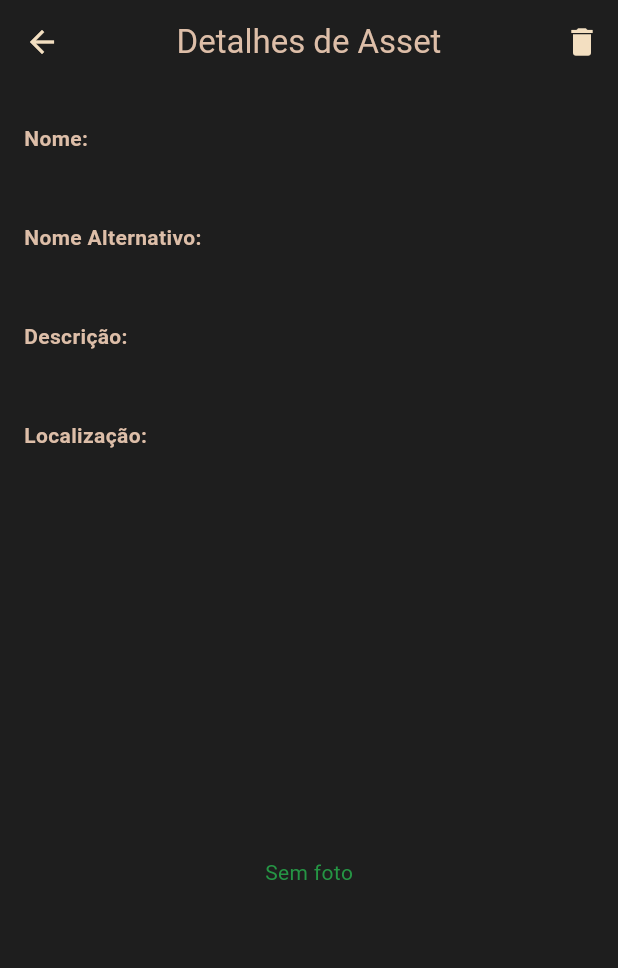
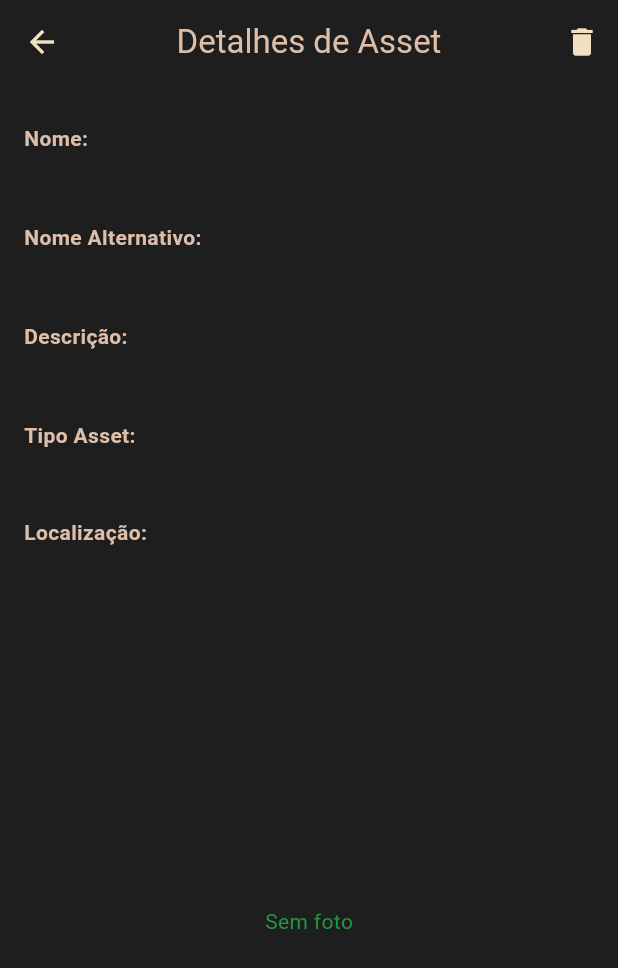
Before and after one commit to gumdanx/project_ana, a Flutter app: the TelaVisualizarAsset screen opened directly with empty values, on a phone screen of 412 x 824 dp. Shown: the top 968 px of the screen. Run offline on Flutter 3.47's test engine with Material 3 defaults, Android fonts, the phone set to English and light mode, and no system bars; our stand-ins replace geolocator, image_picker, permission_handler, share_plus, shared_preferences; accounts and stored records are empty.

Commit message:
Ajustes: Gaio

```diff
--- a/lib/screens/assets.dart
+++ b/lib/screens/assets.dart
@@ -72,7 +72,7 @@ class _TelaVerAssetsState extends State<TelaVerAssets> {
                     gps: assets[index]['gps'] ?? '',
                     imagePath: assets[index]['image'] ?? '',
                     surveyName: assets[index]['survey_name'] ?? '',
-                    tipo: assets[index]['tipo'] ?? '',
+                    tipo: assets[index]['asset_type_name'] ?? '',
                   ),
                 ),
               );
--- a/lib/screens/show_asset.dart
+++ b/lib/screens/show_asset.dart
@@ -35,6 +35,7 @@ class _TelaVisualizarAssetState extends State<TelaVisualizarAsset> {
   late TextEditingController _nomeController;
   late TextEditingController _altNameController;
   late TextEditingController _descriptionController;
+  late TextEditingController _typeController;
 
   @override
   void initState() {
@@ -42,6 +43,7 @@ class _TelaVisualizarAssetState extends State<TelaVisualizarAsset> {
     _nomeController = TextEditingController(text: widget.nome);
     _altNameController = TextEditingController(text: widget.altName);
     _descriptionController = TextEditingController(text: widget.description);
+    _typeController = TextEditingController(text: widget.categoryId! + ' ' + widget.tipo!);
   }
 
   Widget? _buildGPSField() {
@@ -146,6 +148,7 @@ class _TelaVisualizarAssetState extends State<TelaVisualizarAsset> {
                 _buildField('Nome:', _nomeController.text),
                 _buildField('Nome Alternativo:', _altNameController.text),
                 _buildField('Descrição:', _descriptionController.text),
+                _buildField('Tipo Asset:', _typeController.text),
                 if (widget.gps != null) _buildGPSField()!,
               ],
             ),
--- a/pubspec.yaml
+++ b/pubspec.yaml
@@ -33,7 +33,7 @@ dependencies:
   path_provider: ^2.1.1
   permission_handler: ^11.0.1
   shared_preferences: ^2.0.15
-  uuid: ^4.1.0
+  uuid: ^4.2.2
   archive: ^3.4.6
   share_plus: ^7.2.1
 
@@ -53,7 +53,7 @@ dev_dependencies:
   # activated in the `analysis_options.yaml` file located at the root of your
   # package. See that file for information about deactivating specific lint
   # rules and activating additional ones.
-  flutter_lints: ^2.0.0
+  flutter_lints: ^3.0.1
 
 # The following section is specific to Flutter packages.
 flutter:
```
Also changed, not shown: lib/main.dart (+9 -1 lines), lib/screens/asset_data.dart (+23 -6 lines), pubspec.lock, 22 other files.
